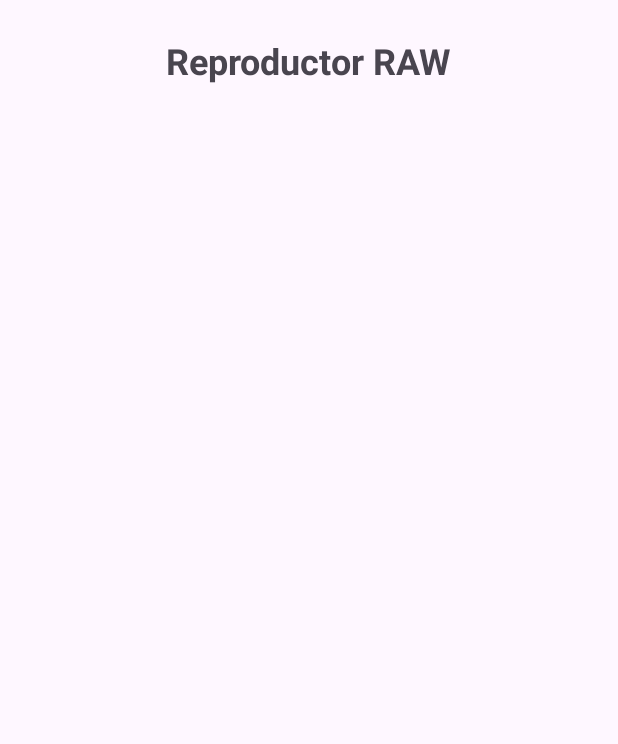
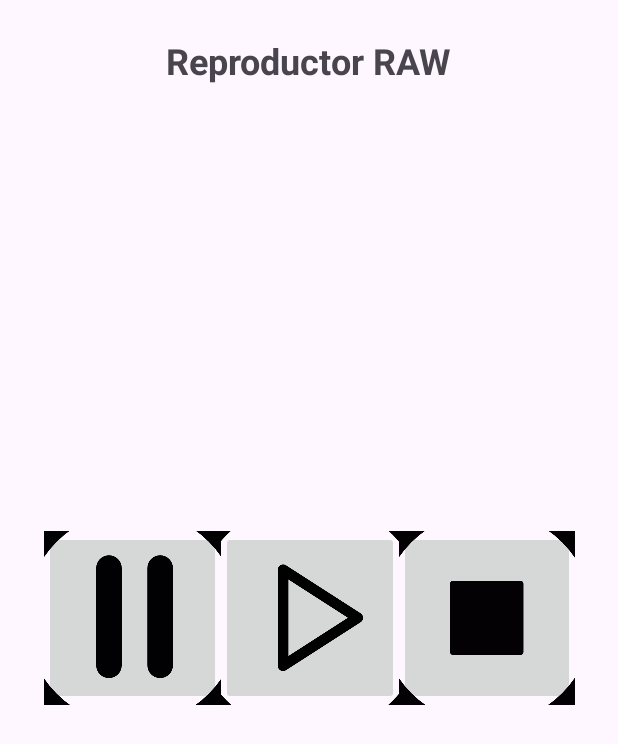
Before and after one commit to Alebernabe5/reproductor-de-audioAndroidStudio, an Android app: the ReproductorRawActivity screen opened directly, with no data from a screen before it, on a phone screen of 412 x 824 dp. Shown: the top 744 px of the screen. Run offline under Robolectric (Android 15) with nearby library versions, the light colour scheme and no system bars.

Commit message:
Establezco el play

```diff
--- a/app/src/main/java/com/example/reproductoraudio/ReproductorRawActivity.java
+++ b/app/src/main/java/com/example/reproductoraudio/ReproductorRawActivity.java
@@ -1,6 +1,10 @@
 package com.example.reproductoraudio;
 
+import android.media.MediaPlayer;
 import android.os.Bundle;
+import android.view.View;
+import android.widget.ImageButton;
+import android.widget.TextView;
 
 import androidx.activity.EdgeToEdge;
 import androidx.appcompat.app.AppCompatActivity;
@@ -9,6 +13,10 @@ import androidx.core.view.ViewCompat;
 import androidx.core.view.WindowInsetsCompat;
 
 public class ReproductorRawActivity extends AppCompatActivity {
+
+    protected TextView texto1;
+    protected ImageButton botonPause, botonPlay, botonStop;
+    protected MediaPlayer mp;
 
     @Override
     protected void onCreate(Bundle savedInstanceState) {
@@ -20,5 +28,37 @@ public class ReproductorRawActivity extends AppCompatActivity {
             v.setPadding(systemBars.left, systemBars.top, systemBars.right, systemBars.bottom);
             return insets;
         });
+
+        texto1 = (TextView) findViewById(R.id.texto1_raw);
+        botonPause = (ImageButton) findViewById(R.id.imabotonPause_raw);
+        botonPlay = (ImageButton) findViewById(R.id.imabotonPlay_raw);
+        botonStop = (ImageButton) findViewById(R.id.imabotonStop_raw);
+
+        //BOTON PLAY
+        botonPlay.setOnClickListener(new View.OnClickListener() {
+            @Override
+            public void onClick(View view) {
+
+                mp = MediaPlayer.create(ReproductorRawActivity.this, R.raw.cancion1);
+                mp.start();;
+            }
+        });
+
+        //BOTON PAUSE
+        botonPause.setOnClickListener(new View.OnClickListener() {
+            @Override
+            public void onClick(View view) {
+
+            }
+        });
+
+        //BOTON STOP
+        botonStop.setOnClickListener(new View.OnClickListener() {
+            @Override
+            public void onClick(View view) {
+
+            }
+        });
+
     }
 }
--- a/app/src/main/res/layout/activity_reproductor_raw.xml
+++ b/app/src/main/res/layout/activity_reproductor_raw.xml
@@ -8,7 +8,7 @@
     tools:context=".ReproductorRawActivity">
 
     <TextView
-        android:id="@+id/textView"
+        android:id="@+id/texto1_raw"
         android:layout_width="wrap_content"
         android:layout_height="wrap_content"
         android:layout_marginTop="24dp"
@@ -18,4 +18,37 @@
         app:layout_constraintEnd_toEndOf="parent"
         app:layout_constraintStart_toStartOf="parent"
         app:layout_constraintTop_toTopOf="parent" />
+
+    <LinearLayout
+        android:layout_width="354dp"
+        android:layout_height="116dp"
+        android:layout_marginStart="24dp"
+        android:layout_marginEnd="24dp"
+        android:orientation="horizontal"
+        app:layout_constraintBottom_toBottomOf="parent"
+        app:layout_constraintEnd_toEndOf="parent"
+        app:layout_constraintStart_toStartOf="parent"
+        app:layout_constraintTop_toTopOf="parent">
+
+        <ImageButton
+            android:id="@+id/imabotonPause_raw"
+            android:layout_width="195dp"
+            android:layout_height="116dp"
+            android:layout_weight="1"
+            app:srcCompat="@drawable/pausa" />
+
+        <ImageButton
+            android:id="@+id/imabotonPlay_raw"
+            android:layout_width="196dp"
+            android:layout_height="116dp"
+            android:layout_weight="1"
+            app:srcCompat="@drawable/play" />
+
+        <ImageButton
+            android:id="@+id/imabotonStop_raw"
+            android:layout_width="wrap_content"
+            android:layout_height="116dp"
+            android:layout_weight="1"
+            app:srcCompat="@drawable/stop" />
+    </LinearLayout>
 </androidx.constraintlayout.widget.ConstraintLayout>
```
